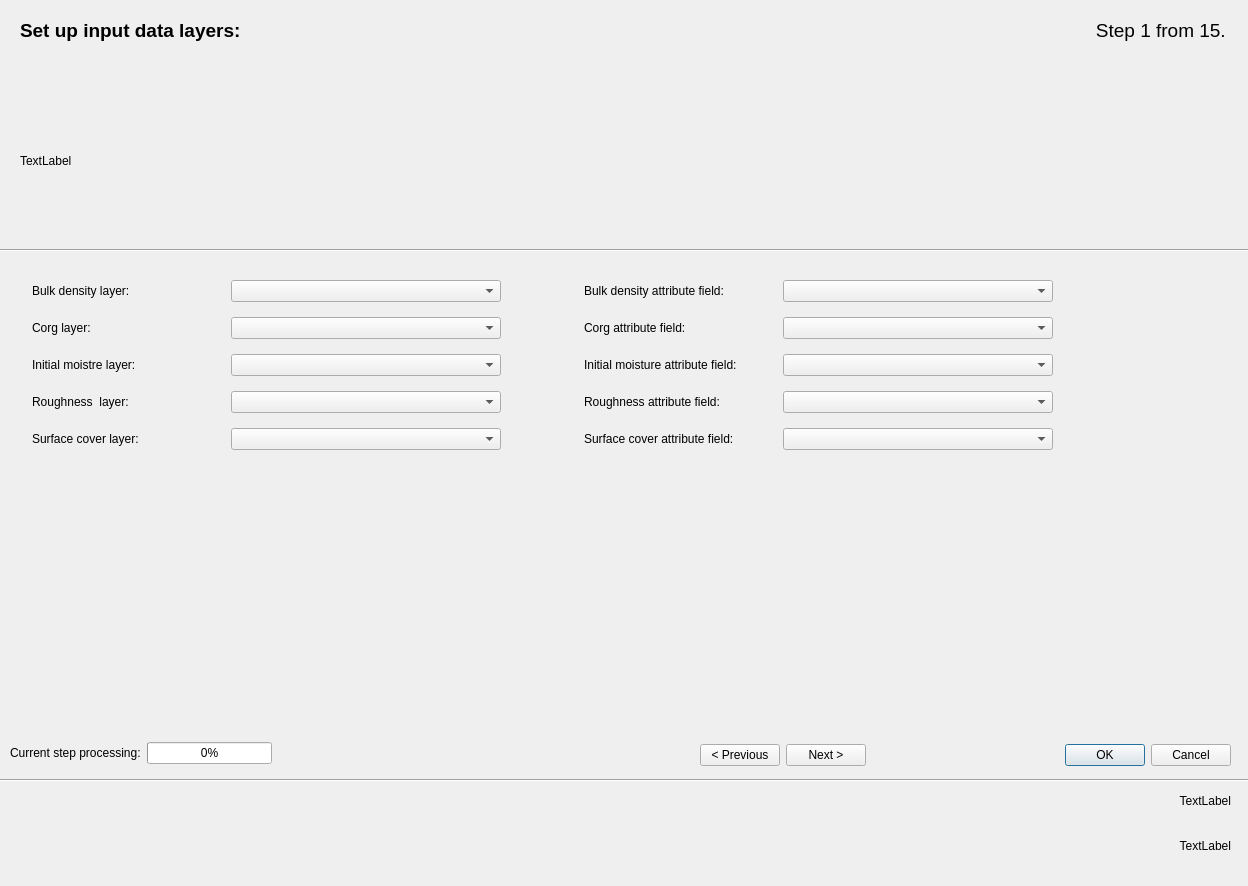
JanCaha/Erosion-Data-Preparation-Plugin, file ui/gui_tests_dialog_base.ui: the form before one commit.
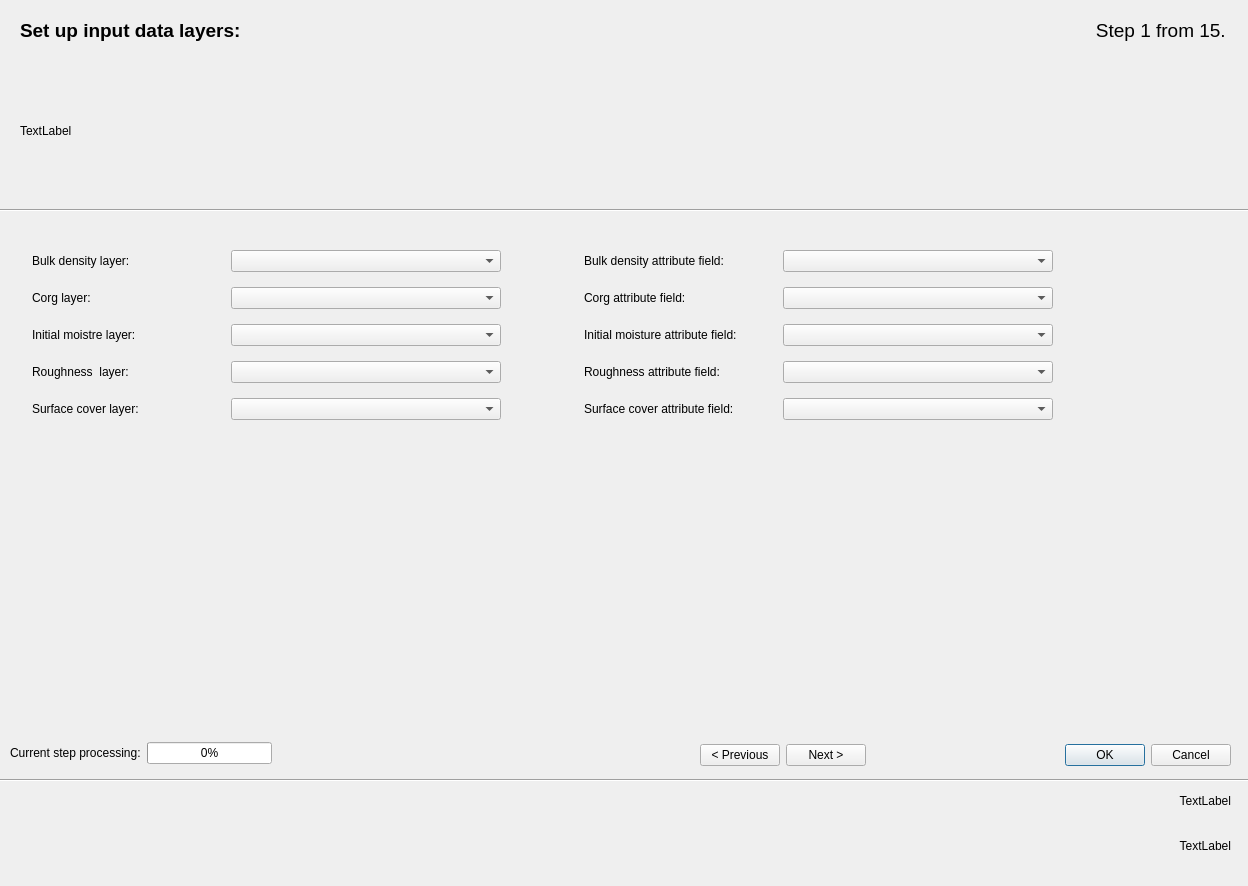
The form after the commit. Custom widgets are drawn as their Qt base class.

What changed in the file:
```diff
--- a/ui/gui_tests_dialog_base.ui
+++ b/ui/gui_tests_dialog_base.ui
@@ -17,9 +17,9 @@
    <property name="geometry">
     <rect>
      <x>11</x>
-     <y>260</y>
+     <y>230</y>
      <width>1231</width>
-     <height>451</height>
+     <height>481</height>
     </rect>
    </property>
    <property name="currentIndex">
@@ -953,9 +953,9 @@
    <property name="geometry">
     <rect>
      <x>20</x>
-     <y>70</y>
+     <y>50</y>
      <width>1201</width>
-     <height>181</height>
+     <height>161</height>
     </rect>
    </property>
    <property name="text">
@@ -969,7 +969,7 @@
    <property name="geometry">
     <rect>
      <x>-10</x>
-     <y>240</y>
+     <y>200</y>
      <width>1261</width>
      <height>20</height>
     </rect>
```
